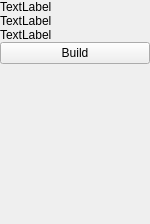
This is src/FormImageOverlay.ui in gdevic/Z80Explorer as Qt 5 draws it before an edit. The edited form follows.
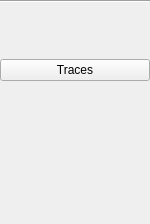
This is the edited form.

Commit message: A lot of new image drawing code

```diff
--- a/src/FormImageOverlay.ui
+++ b/src/FormImageOverlay.ui
@@ -25,6 +25,9 @@
   <property name="windowTitle">
    <string>Form</string>
   </property>
+  <property name="autoFillBackground">
+   <bool>true</bool>
+  </property>
   <layout class="QVBoxLayout" name="verticalLayout_2">
    <property name="spacing">
     <number>0</number>
@@ -44,40 +47,45 @@
    <item>
     <layout class="QVBoxLayout" name="verticalLayout"/>
    </item>
+   <item>
+    <widget class="Line" name="line">
+     <property name="orientation">
+      <enum>Qt::Horizontal</enum>
+     </property>
+    </widget>
+   </item>
    <item>
     <widget class="QLabel" name="label1">
-     <property name="autoFillBackground">
-      <bool>true</bool>
+     <property name="text">
+      <string/>
      </property>
+    </widget>
+   </item>
+   <item>
+    <widget class="QLabel" name="label4">
      <property name="text">
-      <string>TextLabel</string>
+      <string/>
      </property>
     </widget>
    </item>
    <item>
     <widget class="QLabel" name="label2">
-     <property name="autoFillBackground">
-      <bool>true</bool>
-     </property>
      <property name="text">
-      <string>TextLabel</string>
+      <string/>
      </property>
     </widget>
    </item>
    <item>
     <widget class="QLabel" name="label3">
-     <property name="autoFillBackground">
-      <bool>true</bool>
-     </property>
      <property name="text">
-      <string>TextLabel</string>
+      <string/>
      </property>
     </widget>
    </item>
    <item>
     <widget class="QPushButton" name="btBuild">
      <property name="text">
-      <string>Build</string>
+      <string>Traces</string>
      </property>
     </widget>
    </item>
```
The commit also changes 5 other files.
